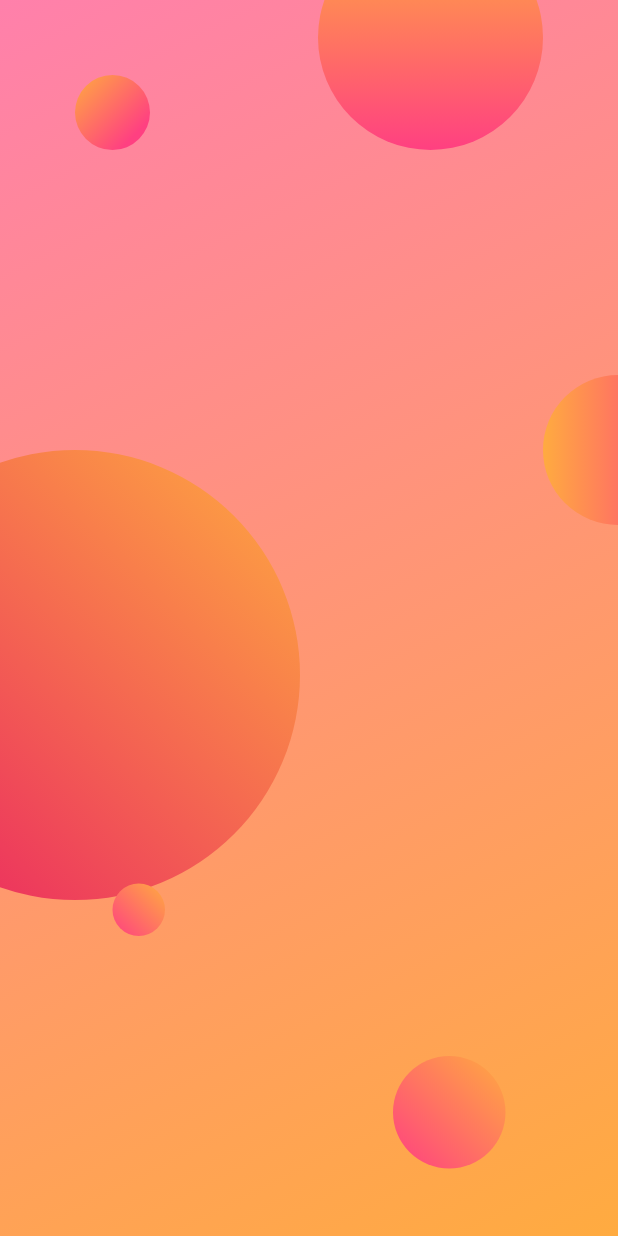
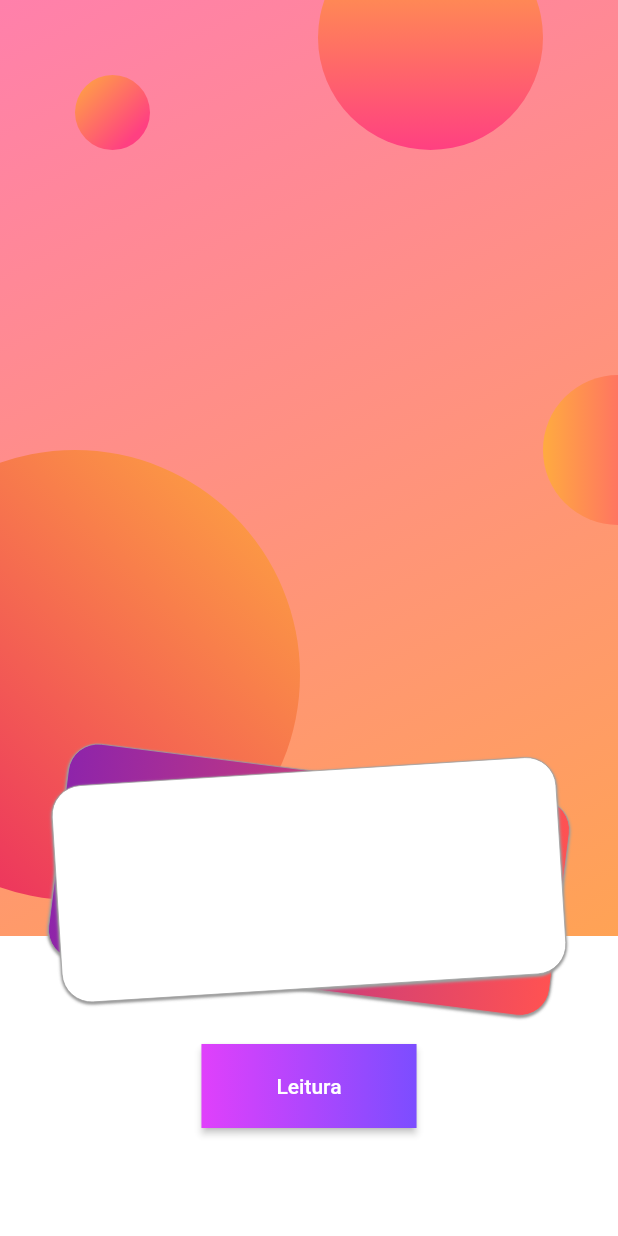
Before and after one commit to jerielverissimo/vision, a Flutter app: the screen it shows after launch, on a phone screen of 412 x 824 dp. Run offline on Flutter 3.47's test engine with Material 2 defaults, Android fonts, the phone set to English and light mode, and no system bars; our stand-ins replace image_picker; missing offline and left inert: firebase_ml_vision; accounts and stored records are empty.

Commit message:
Implementing scanner layout

```diff
--- a/lib/src/ui/scanner.dart
+++ b/lib/src/ui/scanner.dart
@@ -1,3 +1,5 @@
+import 'dart:math';
+
 import 'package:flutter/material.dart';
 
 class Scanner extends StatelessWidget {
@@ -30,8 +32,7 @@ class Scanner extends StatelessWidget {
     );
   }
 
-  @override
-  Widget build(BuildContext context) {
+  Container _build_background() {
     return Container(
       decoration: BoxDecoration(
           gradient: LinearGradient(
@@ -89,4 +90,110 @@ class Scanner extends StatelessWidget {
       ),
     );
   }
+
+  var button = RaisedButton(
+      onPressed: () {
+        print("teste");
+      },
+      textColor: Colors.white,
+      padding: const EdgeInsets.all(0.0),
+      child: Container(
+        decoration: BoxDecoration(
+            gradient:
+                LinearGradient(colors: [Color(0xffe040fb), Color(0xff7c4dff)])),
+        padding: const EdgeInsets.fromLTRB(50, 20, 50, 20),
+        child: const Text("Leitura"),
+      ));
+
+  @override
+  Widget build(BuildContext context) {
+    return Stack(
+      children: <Widget>[
+        this._build_background(),
+        Positioned(
+          bottom: 0,
+          child: Container(
+            color: Colors.white,
+            width: MediaQuery.of(context).size.width,
+            height: 200,
+            child: Center(
+              child: button,
+            ),
+          ),
+        ),
+        Positioned(
+          bottom: 150,
+          left: (MediaQuery.of(context).size.width / 2) -
+              (MediaQuery.of(context).size.width - 45) / 2,
+          width: MediaQuery.of(context).size.width - 45,
+          height: 175,
+          child: Padding(
+              padding: const EdgeInsets.all(15),
+              child: Transform.rotate(
+                angle: pi / 25,
+                child: Container(
+                  decoration: BoxDecoration(
+                      gradient: LinearGradient(
+                        colors: [Color(0xff8e24aa), Color(0xffff5252)]
+                      ),
+                      borderRadius: BorderRadius.circular(20),
+                      border: Border.all(color: Colors.grey, width: 0.5),
+                      boxShadow: [
+                        BoxShadow(
+                            offset: Offset(0.0, 1.0),
+                            blurRadius: 1.0,
+                            spreadRadius: -1.0,
+                            color: Colors.grey),
+                        BoxShadow(
+                            offset: Offset(0.0, 1.0),
+                            blurRadius: 1.0,
+                            spreadRadius: 0.0,
+                            color: Colors.grey),
+                        BoxShadow(
+                            offset: Offset(0.0, 1.0),
+                            blurRadius: 1.0,
+                            spreadRadius: 0.0,
+                            color: Colors.grey),
+                      ]),
+                ),
+              )),
+        ),
+        Positioned(
+          bottom: 150,
+          left: (MediaQuery.of(context).size.width / 2) -
+              (MediaQuery.of(context).size.width - 45) / 2,
+          width: MediaQuery.of(context).size.width - 45,
+          height: 175,
+          child: Padding(
+              padding: const EdgeInsets.all(15),
+              child: Transform.rotate(
+                angle: -pi / 50,
+                child: Container(
+                  decoration: BoxDecoration(
+                      color: Colors.white,
+                      borderRadius: BorderRadius.circular(20),
+                      border: Border.all(color: Colors.grey, width: 0.5),
+                      boxShadow: [
+                        BoxShadow(
+                            offset: Offset(0.0, 1.0),
+                            blurRadius: 1.0,
+                            spreadRadius: -1.0,
+                            color: Colors.grey),
+                        BoxShadow(
+                            offset: Offset(0.0, 1.0),
+                            blurRadius: 1.0,
+                            spreadRadius: 0.0,
+                            color: Colors.grey),
+                        BoxShadow(
+                            offset: Offset(0.0, 1.0),
+                            blurRadius: 1.0,
+                            spreadRadius: 0.0,
+                            color: Colors.grey),
+                      ]),
+                ),
+              )),
+        )
+      ],
+    );
+  }
 }
```
